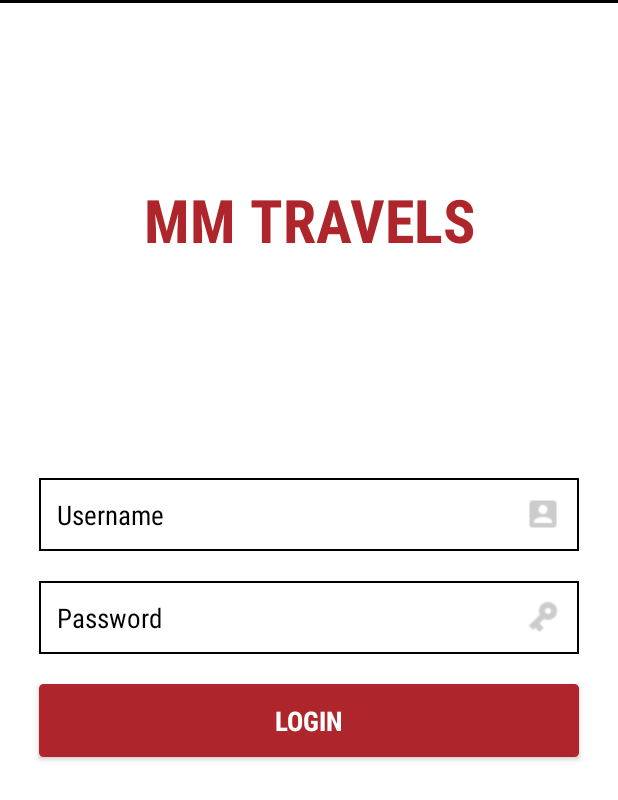
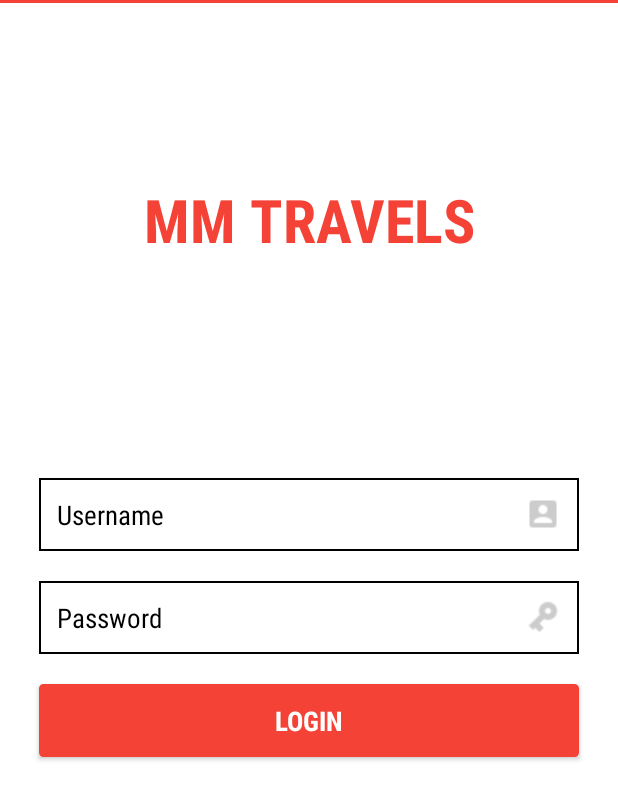
Before and after one commit to swathi511/MMTravels, an Android app: the screen it shows after launch (LoginActivity), on a phone screen of 412 x 824 dp. Shown: the top 800 px of the screen. Run offline under Robolectric (Android 15) with nearby library versions, the phone set to English and light mode, and no system bars.

Commit message:
Initial commit

```diff
--- a/app/src/main/res/values/colors.xml
+++ b/app/src/main/res/values/colors.xml
@@ -16,8 +16,10 @@
     <!--<color name="colorAsh">#414040</color>-->
     <!--<color name="colorPrimaryLight">#b2dfdb</color>-->
 
-    <color name="colorPrimary">#ae262b</color>
-    <color name="colorPrimaryDark">#000000</color>
+  <!--  <color name="colorPrimary">#ae262b</color>
+    <color name="colorPrimaryDark">#000000</color>-->
+    <color name="colorPrimary">#F44336</color>
+    <color name="colorPrimaryDark">#F44336</color>
     <color name="colorAccent">#363636</color>
     <color name="colorBlack">#000000</color>
     <color name="colorWhite">#ffffff</color>
```
